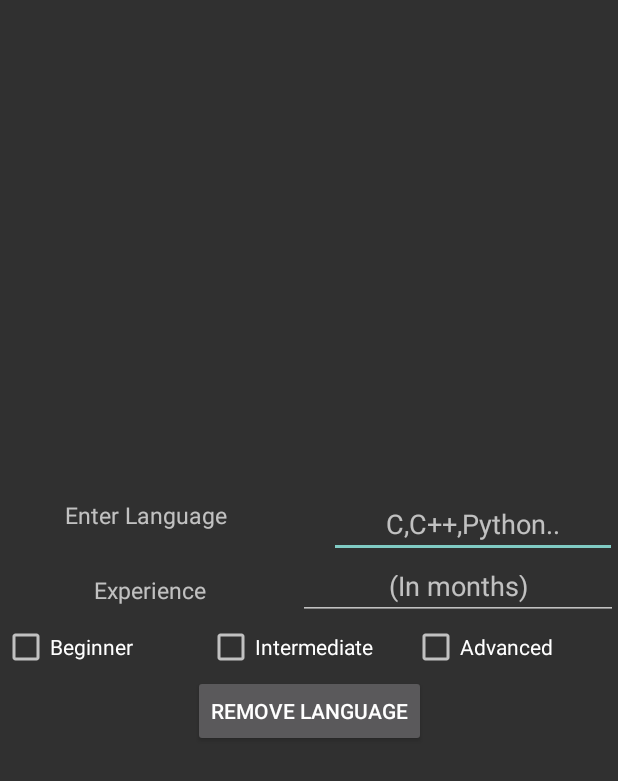
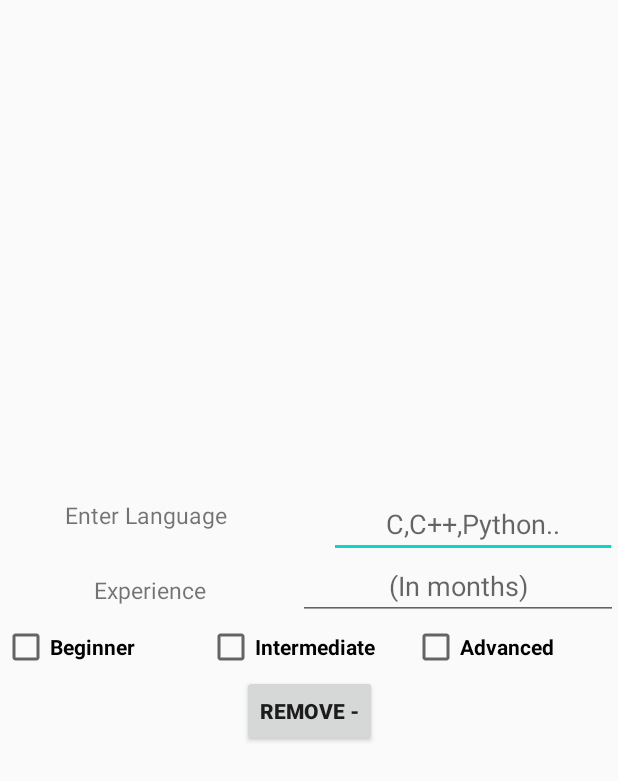
Before and after one commit to ShavImigne/InternApplicationForm, an Android app: the layout inflate.xml on its own in the app's theme, with its tools: preview values and no code run, on a phone screen of 412 x 824 dp. Shown: the top 781 px of the screen. Run offline under Robolectric (Android 15) with nearby library versions, the phone set to English and light mode, and no system bars.

Commit message:
Bg,Colors and flavors

```diff
--- a/app/src/main/AndroidManifest.xml
+++ b/app/src/main/AndroidManifest.xml
@@ -12,7 +12,7 @@
         android:label="@string/app_name"
         android:roundIcon="@mipmap/formlauncher_round"
         android:supportsRtl="true"
-        android:theme="@style/Theme.AppCompat.NoActionBar">
+        android:theme="@style/AppTheme">
 
         <activity android:name=".MainActivity">
             <intent-filter>
--- a/app/src/main/res/values/strings.xml
+++ b/app/src/main/res/values/strings.xml
@@ -13,14 +13,15 @@
     <string name="University4">I.I.I.T Delhi</string>
     <string name="University5">I.P.U</string>
     <string name="UniversityPrompt">Select University</string>
-    <string name="LanguageList">LANGUAGES</string>
-    <string name="AddLanguageButton">Add Language +</string>
+    <string name="LanguageList"><u>LANGUAGES</u></string>
+    <string name="AddLanguageButton"><b>Add +</b></string>
     <string name="LanguageName">Enter Language</string>
     <string name="FeedbackLanguageHint">C,C++,Python..</string>
     <string name="LanguageExperience">Experience</string>
     <string name="FeedbackExpHint">(In months)</string>
-    <string name="LangProf1">Beginner</string>
-    <string name="LangProf2">Intermediate</string>
-    <string name="LangProf3">Advanced</string>
-    <string name="RemoveLanguage">Remove Language</string>
+    <string name="LangProf1"><b>Beginner</b></string>
+    <string name="LangProf2"><b>Intermediate</b></string>
+    <string name="LangProf3"><b>Advanced</b></string>
+    <string name="RemoveLanguage"><b>Remove -</b></string>
+    <string name="SubmitForm"><b>Submit</b></string>
 </resources>
--- a/app/src/main/res/values/styles.xml
+++ b/app/src/main/res/values/styles.xml
@@ -1,7 +1,7 @@
 <resources>
 
     <!-- Base application theme. -->
-    <style name="AppTheme" parent="Theme.AppCompat.Light.DarkActionBar">
+    <style name="AppTheme" parent="Theme.AppCompat.Light.NoActionBar">
         <!-- Customize your theme here. -->
         <item name="colorPrimary">@color/colorPrimary</item>
         <item name="colorPrimaryDark">@color/colorPrimaryDark</item>
```
Also changed, not shown: app/src/main/java/com/example/shoocaltask2/MainActivity.java (+7 -1 lines), app/src/main/res/layout/activity_main.xml (+15 -1 lines), app/src/main/res/layout/inflate2.xml (+22 -7 lines).
